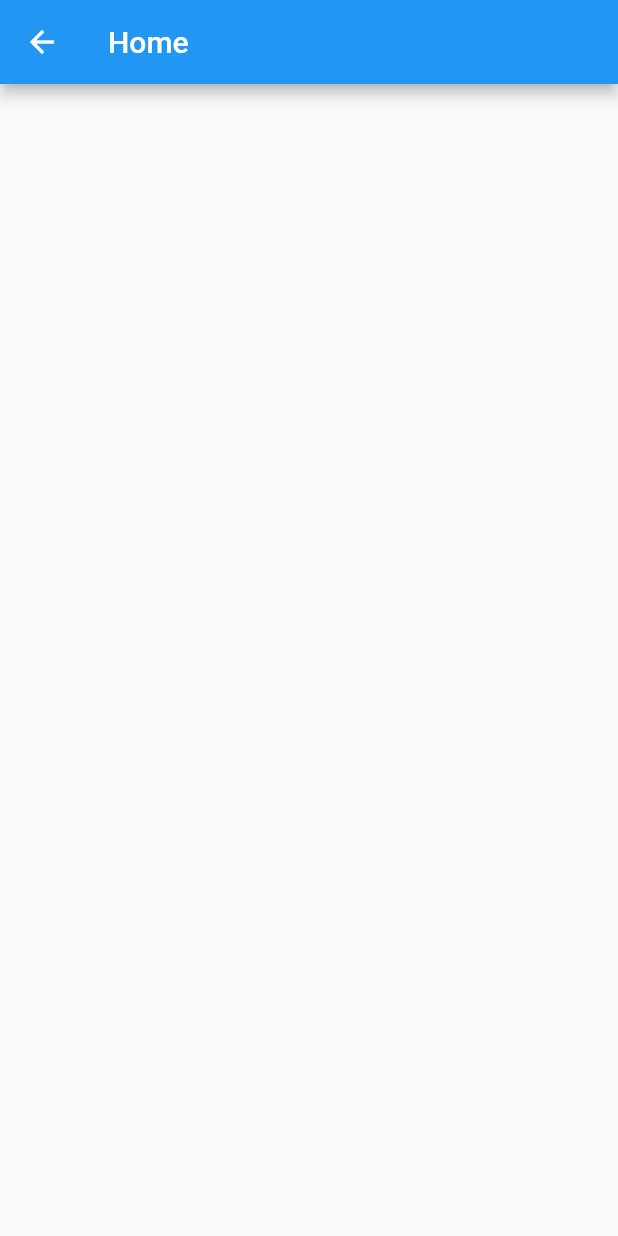
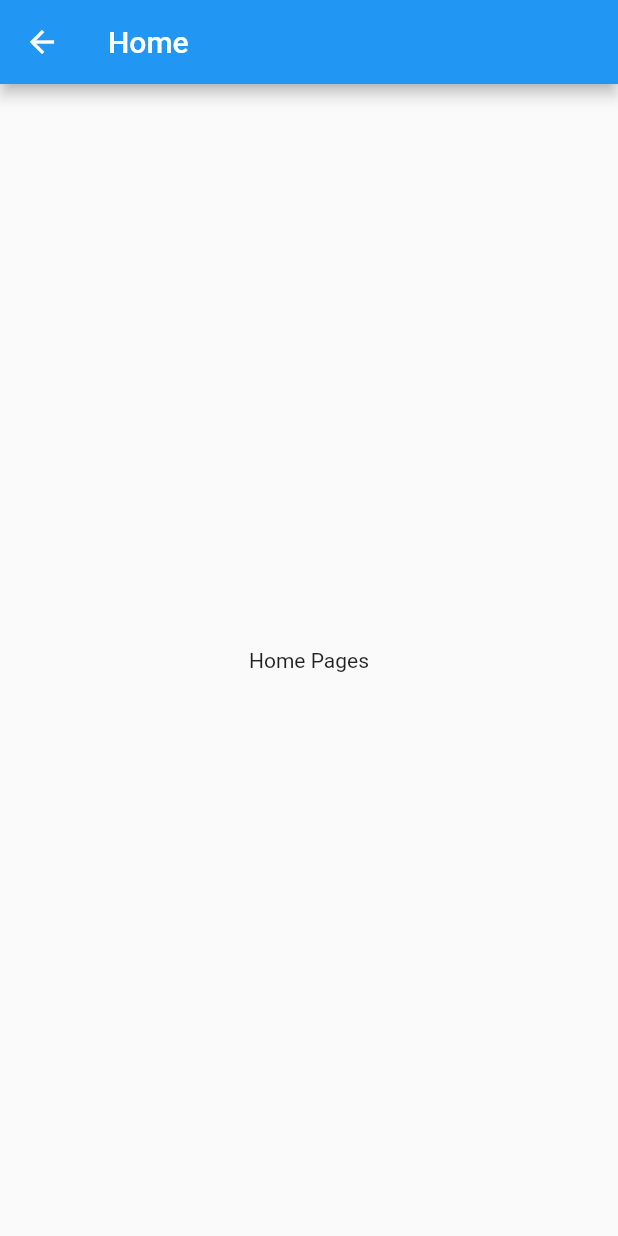
Before and after one commit to alfisyahrinn/okok-coffe, a Flutter app: the HomePages screen opened directly, on a phone screen of 412 x 824 dp. Run offline on Flutter 3.47's test engine with Material 2 defaults, Android fonts, the phone set to English and light mode, and no system bars.

Commit message:
update struktur pages

```diff
--- /dev/null
+++ b/lib/pages/home/desc.txt
@@ -0,0 +1 @@
+# disini saya ingin membuat page home dengan fitur pencarian category makanan dan daftar makanannya
--- a/lib/pages/home.dart
+++ b/lib/pages/home/home_pages.dart
@@ -2,16 +2,20 @@ import 'package:flutter/material.dart';
 import 'package:flutter/src/widgets/container.dart';
 import 'package:flutter/src/widgets/framework.dart';
 
-class Home extends StatelessWidget {
-  const Home({super.key});
+class HomePages extends StatelessWidget {
+  const HomePages({super.key});
 
   @override
   Widget build(BuildContext context) {
     return Scaffold(
       appBar: AppBar(
-        title: Text('Home pages'),
+        title: Text(
+          "Home ",
+        ),
       ),
-      body: Text("Home page"),
+      body: Center(
+        child: Text("Home Pages"),
+      ),
     );
   }
 }
--- a/lib/pages/home_pages.dart
+++ /dev/null
@@ -1,18 +0,0 @@
-import 'package:flutter/material.dart';
-import 'package:flutter/src/widgets/container.dart';
-import 'package:flutter/src/widgets/framework.dart';
-
-class HomePages extends StatelessWidget {
-  const HomePages({super.key});
-
-  @override
-  Widget build(BuildContext context) {
-    return Scaffold(
-      appBar: AppBar(
-        title: Text(
-          "Home ",
-        ),
-      ),
-    );
-  }
-}
```
